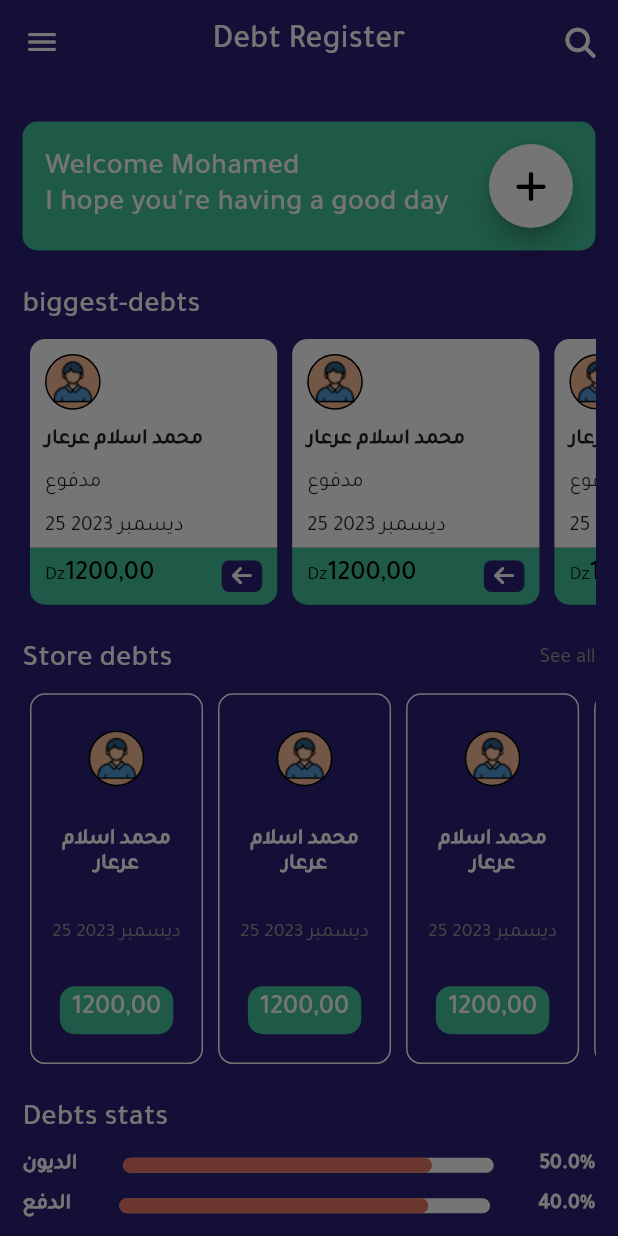
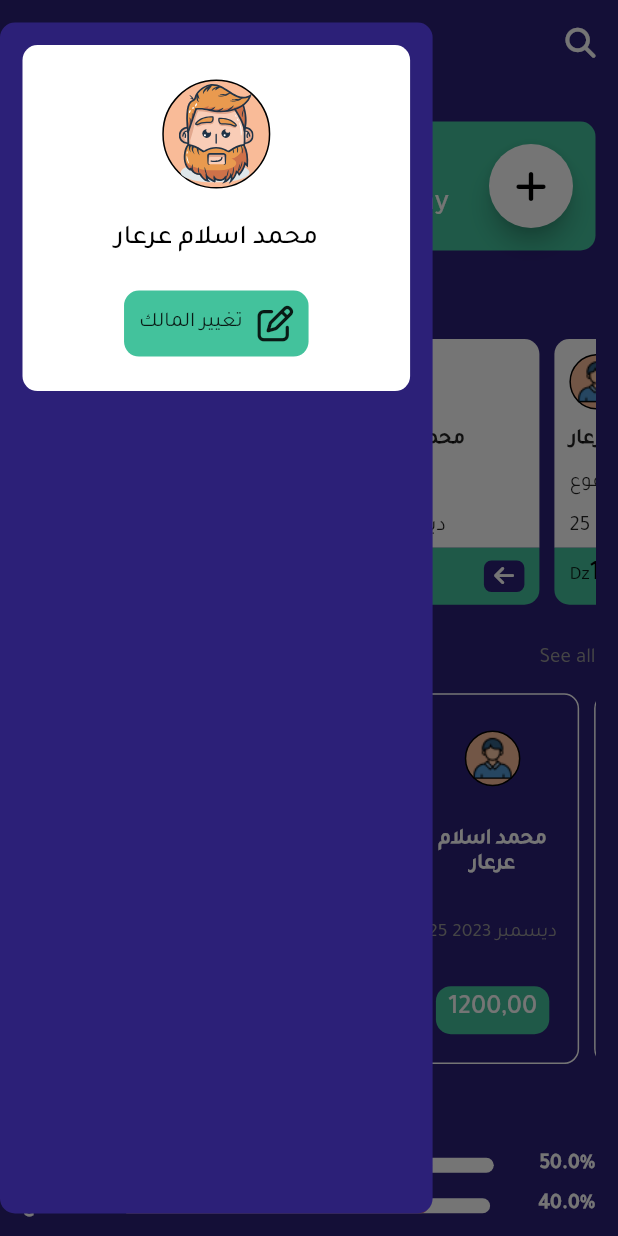
Before and after one commit to Mohamed-Ararr/store-debt, a Flutter app: the screen it shows after launch, with the side drawer open, on a phone screen of 412 x 824 dp. Run offline on Flutter 3.47's test engine with Material 2 defaults, Android fonts, the phone set to English and light mode, and no system bars; our stand-ins replace flutter_svg, font_awesome_flutter, go_router; project files that could hold a hidden picture were left out.

Commit message:
add custom drawer

```diff
--- a/lib/Constants.dart
+++ b/lib/Constants.dart
@@ -2,6 +2,7 @@ import 'package:flutter/material.dart';
 
 const String appLogo = "assets/images/appLogo.svg";
 const String clientAvatar = "assets/images/male-avatar.png";
+const String userAvatar = "assets/images/avatar.svg";
 const EdgeInsets paddingLR15 = EdgeInsets.symmetric(horizontal: 15);
 const EdgeInsets paddingAll10 = EdgeInsets.all(10);
 const EdgeInsets paddingAll15 = EdgeInsets.all(15);
--- a/lib/Features/Home Screen/Presentation/Widgets/ClientInfo.dart
+++ b/lib/Features/Home Screen/Presentation/Widgets/ClientInfo.dart
@@ -2,7 +2,6 @@ import 'package:flutter/material.dart';
 import 'package:storedebt/Core/Style%20Utils/AppFonts.dart';
 import 'package:storedebt/Features/Home%20Screen/Presentation/Widgets/ClinetAvatar.dart';
 
-import '../../../../Constants.dart';
 import '../../../../Core/Style Utils/AppColors.dart';
 
 class ClientInfo extends StatelessWidget {
--- /dev/null
+++ b/lib/Features/Home Screen/Presentation/Widgets/CustomDrawer.dart
@@ -0,0 +1,24 @@
+import 'package:flutter/material.dart';
+
+import '../../../../Constants.dart';
+import '../../../../Core/Style Utils/AppColors.dart';
+import 'OwnerCard.dart';
+
+class CustomDrawer extends StatelessWidget {
+  const CustomDrawer({super.key});
+
+  @override
+  Widget build(BuildContext context) {
+    return SafeArea(
+      child: Container(
+        margin: EdgeInsets.only(top: 15, right: 15, bottom: 15),
+        width: MediaQuery.of(context).size.width * .7,
+        decoration: BoxDecoration(
+          borderRadius: bRadius10,
+          color: AppColors.purpleColor,
+        ),
+        child: OwnerCard(),
+      ),
+    );
+  }
+}
--- a/lib/Features/Home Screen/Presentation/Widgets/GreetAndSearchCard.dart
+++ b/lib/Features/Home Screen/Presentation/Widgets/GreetAndAddCard.dart
@@ -1,13 +1,12 @@
 import 'package:flutter/material.dart';
-import 'package:font_awesome_flutter/font_awesome_flutter.dart';
 import 'package:storedebt/Features/Home%20Screen/Presentation/Widgets/AddNewDebtButton.dart';
 
 import '../../../../Constants.dart';
 import '../../../../Core/AppLocal.dart';
 import '../../../../Core/Style Utils/AppColors.dart';
 
-class GreetAndSearchCard extends StatelessWidget {
-  const GreetAndSearchCard({super.key});
+class GreetAndAddCard extends StatelessWidget {
+  const GreetAndAddCard({super.key});
 
   @override
   Widget build(BuildContext context) {
--- a/lib/Features/Home Screen/Presentation/Widgets/HomeViewBody.dart
+++ b/lib/Features/Home Screen/Presentation/Widgets/HomeViewBody.dart
@@ -1,15 +1,17 @@
 import 'package:flutter/material.dart';
 import 'package:font_awesome_flutter/font_awesome_flutter.dart';
+import 'package:flutter_svg/flutter_svg.dart';
 import 'package:storedebt/Core/Style%20Utils/AppColors.dart';
+import 'package:storedebt/Features/Home%20Screen/Presentation/Widgets/CustomDrawer.dart';
 import 'package:storedebt/Features/Home%20Screen/Presentation/Widgets/DebtsStats.dart';
 
 import '../../../../Core/AppLocal.dart';
 import '../../../../Core/Style%20Utils/AppFonts.dart';
+import 'OwnerCard.dart';
 import 'TallClientCardListView.dart';
 
 import '../../../../Constants.dart';
-import 'AddNewDebtButton.dart';
-import 'GreetAndSearchCard.dart';
+import 'GreetAndAddCard.dart';
 import 'SmallClientListView.dart';
 import 'StoreDebtsText.dart';
 
@@ -39,7 +41,7 @@ class HomeViewBody extends StatelessWidget {
           ),
         ],
       ),
-      drawer: Container(),
+      drawer: CustomDrawer(),
       body: SingleChildScrollView(
         physics: BouncingScrollPhysics(),
         child: Padding(
@@ -48,7 +50,7 @@ class HomeViewBody extends StatelessWidget {
             crossAxisAlignment: CrossAxisAlignment.start,
             children: [
               SizedBox(height: 25),
-              GreetAndSearchCard(),
+              GreetAndAddCard(),
               SizedBox(height: 25),
               Text(
                 "${getLang(context, 'biggest-debts')}",
--- /dev/null
+++ b/lib/Features/Home Screen/Presentation/Widgets/OwnerCard.dart
@@ -0,0 +1,68 @@
+import 'package:flutter/material.dart';
+import 'package:flutter_svg/svg.dart';
+import 'package:font_awesome_flutter/font_awesome_flutter.dart';
+
+import '../../../../Constants.dart';
+import '../../../../Core/Style Utils/AppColors.dart';
+import '../../../../Core/Style Utils/AppFonts.dart';
+
+class OwnerCard extends StatelessWidget {
+  const OwnerCard({super.key});
+
+  @override
+  Widget build(BuildContext context) {
+    return Column(
+      children: [
+        Container(
+          width: double.infinity,
+          margin: EdgeInsets.symmetric(horizontal: 15, vertical: 15),
+          height: MediaQuery.of(context).size.height * 0.28,
+          decoration: BoxDecoration(
+            color: Colors.white,
+            borderRadius: BorderRadius.circular(10),
+          ),
+          child: Column(
+            mainAxisAlignment: MainAxisAlignment.spaceEvenly,
+            children: [
+              Container(
+                padding: EdgeInsets.symmetric(horizontal: 10, vertical: 2),
+                decoration: BoxDecoration(
+                  color: AppColors.beigeColor,
+                  border: Border.all(),
+                  borderRadius: bRadiusHalf,
+                ),
+                child: SvgPicture.asset(
+                  userAvatar,
+                  width: 50,
+                ),
+              ),
+              Text(
+                "محمد اسلام عرعار",
+                style: AppFonts.font_18_black_bold,
+              ),
+              Container(
+                padding: EdgeInsets.symmetric(horizontal: 10, vertical: 10),
+                decoration: BoxDecoration(
+                  color: AppColors.lightGreen,
+                  borderRadius: bRadius10,
+                ),
+                child: Row(
+                  mainAxisSize: MainAxisSize.min,
+                  mainAxisAlignment: MainAxisAlignment.center,
+                  children: [
+                    Text("تغيير المالك"),
+                    SizedBox(width: 10),
+                    InkWell(
+                      onTap: () {},
+                      child: Icon(FontAwesomeIcons.penToSquare),
+                    ),
+                  ],
+                ),
+              ),
+            ],
+          ),
+        ),
+      ],
+    );
+  }
+}
--- a/lib/main.dart
+++ b/lib/main.dart
@@ -3,8 +3,6 @@ import 'package:flutter_localizations/flutter_localizations.dart';
 import 'package:storedebt/Core/AppLocal.dart';
 import 'package:storedebt/Core/Routing%20Utils/routes.dart';
 import 'package:storedebt/Core/Style%20Utils/AppColors.dart';
-
-import 'Features/Splash Screen/Presentation/SplashView.dart';
 
 void main() {
   runApp(const DebtApp());
```
